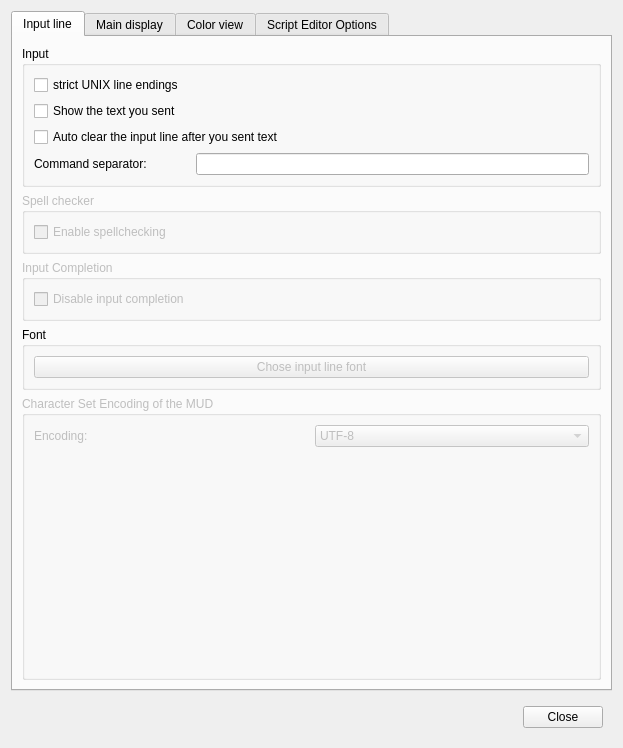
Old version of the form src/ui/profile_preferences.ui in the repository Mudlet/Mudlet.
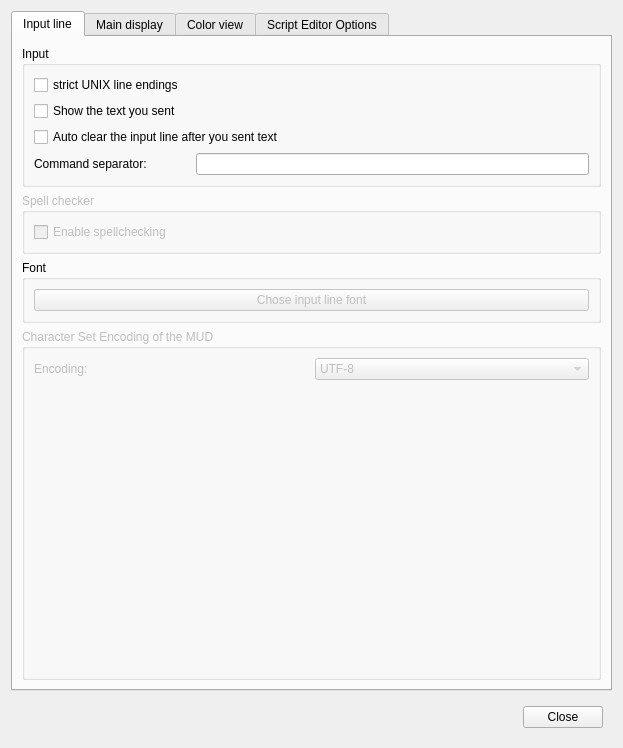
New version of the form. The open tabs and pages were chosen to show the change. Icons and pictures are not drawn.

Commit message: Feature: option to disable code completion for people with broken qscintilla libs | Fix: commands are printed as individual lines | Fix: (attempt) to fix doubling of lines bug | Fix: save options for anti alias font policy | Fix: command line font = display font

```diff
--- a/src/ui/profile_preferences.ui
+++ b/src/ui/profile_preferences.ui
@@ -127,28 +127,6 @@
         </widget>
        </item>
        <item row="2" column="0">
-        <widget class="QGroupBox" name="groupBox_7">
-         <property name="enabled">
-          <bool>false</bool>
-         </property>
-         <property name="title">
-          <string>Input Completion</string>
-         </property>
-         <layout class="QGridLayout" name="gridLayout_11">
-          <item row="0" column="0">
-           <widget class="QCheckBox" name="disable_auto_completion_checkbox">
-            <property name="enabled">
-             <bool>false</bool>
-            </property>
-            <property name="text">
-             <string>Disable input completion</string>
-            </property>
-           </widget>
-          </item>
-         </layout>
-        </widget>
-       </item>
-       <item row="3" column="0">
         <widget class="QGroupBox" name="groupBox_5">
          <property name="title">
           <string>Font</string>
@@ -167,7 +145,7 @@
          </layout>
         </widget>
        </item>
-       <item row="4" column="0">
+       <item row="3" column="0">
         <widget class="QGroupBox" name="groupBox_2">
          <property name="enabled">
           <bool>false</bool>
@@ -1205,6 +1183,28 @@
          </layout>
         </widget>
        </item>
+       <item>
+        <widget class="QGroupBox" name="groupBox_7">
+         <property name="enabled">
+          <bool>true</bool>
+         </property>
+         <property name="title">
+          <string>Code Completion</string>
+         </property>
+         <layout class="QGridLayout" name="gridLayout_11">
+          <item row="0" column="0">
+           <widget class="QCheckBox" name="disable_auto_completion_checkbox">
+            <property name="enabled">
+             <bool>true</bool>
+            </property>
+            <property name="text">
+             <string>Disable code completion (requires restart of Mudlet to take effect)</string>
+            </property>
+           </widget>
+          </item>
+         </layout>
+        </widget>
+       </item>
        <item>
         <spacer name="verticalSpacer_4">
          <property name="orientation">
```
Left out of the diff: 5 changed lines with no effect on the pictures. The commit also changes 8 other files.
